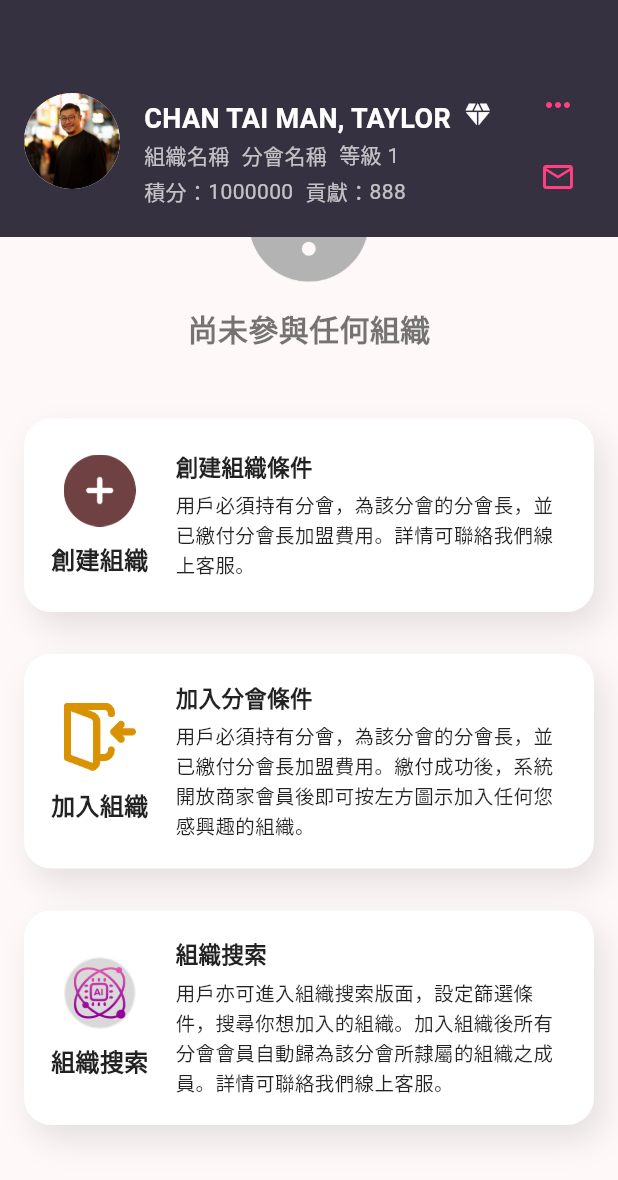
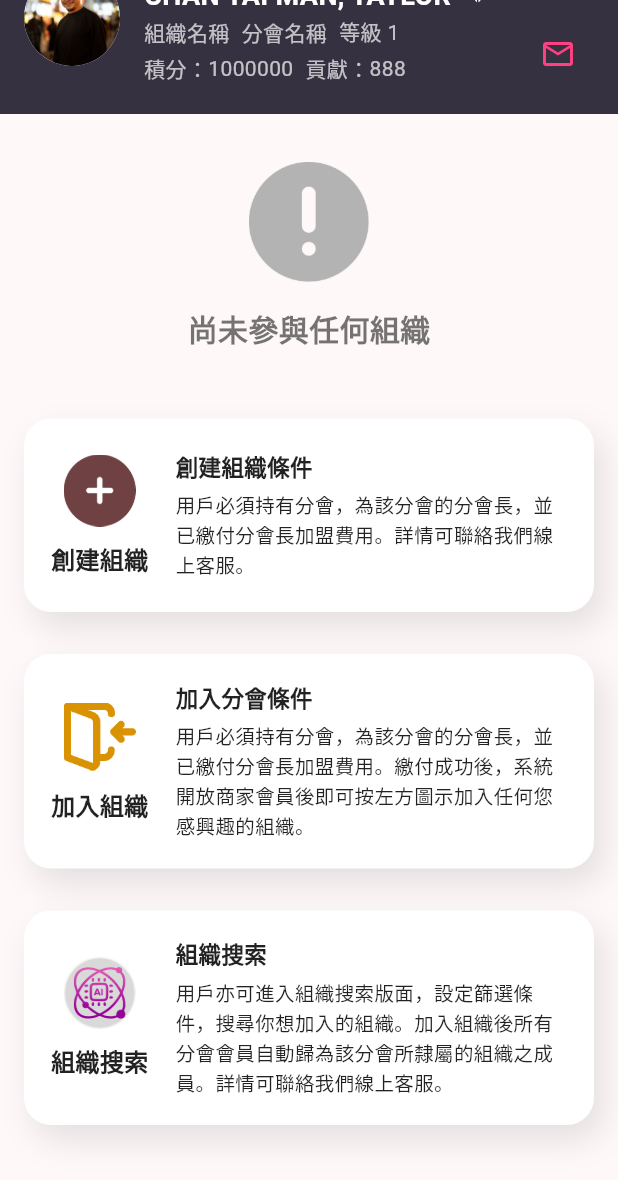
Before and after one commit to wangqiwei66/business_synerthink, a Flutter app: the OrganizationView screen opened directly, scrolled down 82 dp, on a phone screen of 412 x 824 dp. Shown: the top 1180 px of the screen. Run offline on Flutter 3.47's test engine with Material 3 defaults, Android fonts, the light colour scheme and no system bars; our stand-ins replace auto_size_text, cached_network_image, dio, fl_chart, flutter_animate, flutter_easyloading and 15 more; missing offline and left inert: dart:ffi, flutter_cupertino_datetime_picker, fluwx, jwt_decode, qr_code_scanner; accounts and stored records are empty; Roboto replaces fonts that are missing (PingFang SC).

Commit message:
userinfo Header 不固定在頭部. 隨著一起滾動.

```diff
--- a/lib/app/pages/organization_view.dart
+++ b/lib/app/pages/organization_view.dart
@@ -13,13 +13,10 @@ class OrganizationView extends StatelessWidget {
   Widget build(BuildContext context) {
     return Scaffold(
       backgroundColor: const Color(0xFFFEF8F9),
-      body: Column(
+      body: SingleChildScrollView(
+        child: Column(
           children: [
             const UserInfoView(),
-          Expanded(
-            child: SingleChildScrollView(
-              child: Column(
-                children: [
             const SizedBox(height: 32),
             Image.asset(
               'assets/img/info_icon.png',
@@ -58,9 +55,6 @@ class OrganizationView extends StatelessWidget {
             const SizedBox(height: 60),
           ],
         ),
-            ),
-          ),
-        ],
       ),
     );
   }
```
Also changed, not shown: lib/app/pages/activity_view.dart (+2 -8 lines), lib/app/pages/setting_view.dart (+17 -13 lines). Lines whose indentation alone changed are shown as unchanged.
